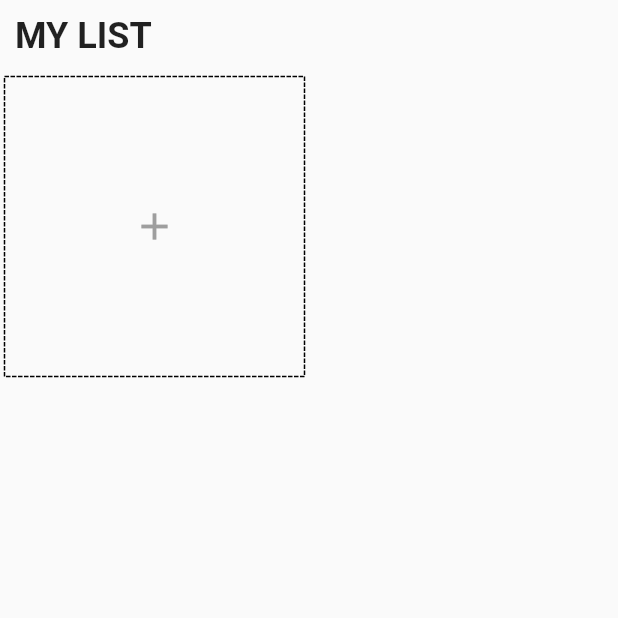
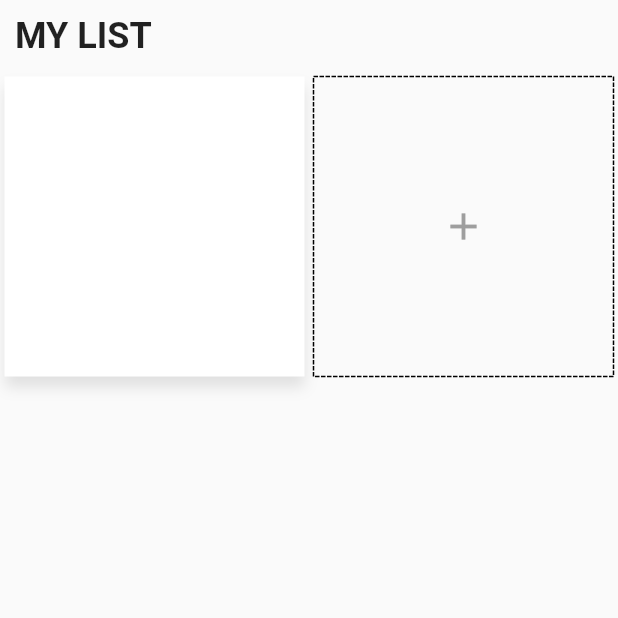
Before and after one commit to sk8rboil/todo-app, a Flutter app: the screen it shows after launch, on a phone screen of 412 x 824 dp, the top half of it. Run offline on Flutter 3.47's test engine with Material 2 defaults, Android fonts, the phone set to English and light mode, and no system bars; drawn by our look-alikes of dotted_border; our stand-ins replace equatable, flutter_easyloading, get, get_storage.

Commit message:
add task_card.dart

```diff
--- a/lib/app/modules/home/view.dart
+++ b/lib/app/modules/home/view.dart
@@ -2,8 +2,10 @@
 
 import 'package:flutter/material.dart';
 import 'package:get/get.dart';
+import 'package:todo_application/app/data/models/task.dart';
 import 'package:todo_application/app/modules/home/controller.dart';
 import 'package:todo_application/app/modules/home/widgets/add_card.dart';
+import 'package:todo_application/app/modules/home/widgets/task_card.dart';
 
 class MyHomePage extends GetView<HomeController> {
   const MyHomePage({Key? key}) : super(key: key);
@@ -30,6 +32,9 @@ class MyHomePage extends GetView<HomeController> {
               shrinkWrap: true,
               physics: ClampingScrollPhysics(),
               children: <Widget>[
+                TaskCard(
+                    task:
+                        Task(title: 'title', icon: 0xe59c, color: '#FF2B60E6')),
                 AddCard(),
               ],
             ),
--- /dev/null
+++ b/lib/app/modules/home/widgets/task_card.dart
@@ -0,0 +1,35 @@
+// ignore_for_file: prefer_const_constructors
+
+import 'package:flutter/material.dart';
+import 'package:get/get.dart';
+import 'package:todo_application/app/core/utils/extension.dart';
+import 'package:todo_application/app/data/models/task.dart';
+import 'package:todo_application/app/modules/home/controller.dart';
+
+class TaskCard extends StatelessWidget {
+  TaskCard({Key? key, required this.task}) : super(key: key);
+
+  final homeCtrl = Get.find<HomeController>();
+  final Task task;
+  @override
+  Widget build(BuildContext context) {
+    var color = HexColor.fromHex(task.color);
+    final squareWidth = Get.width - 12.0;
+    return Container(
+      width: squareWidth / 2,
+      height: squareWidth / 2,
+      margin: EdgeInsets.all(3.0),
+      decoration: BoxDecoration(
+        color: Colors.white,
+        boxShadow: [
+          BoxShadow(
+            color: Colors.grey[300]!,
+            blurRadius: 7,
+            offset: Offset(0, 7),
+          )
+        ],
+      ),
+      child: Column(),
+    );
+  }
+}
```
